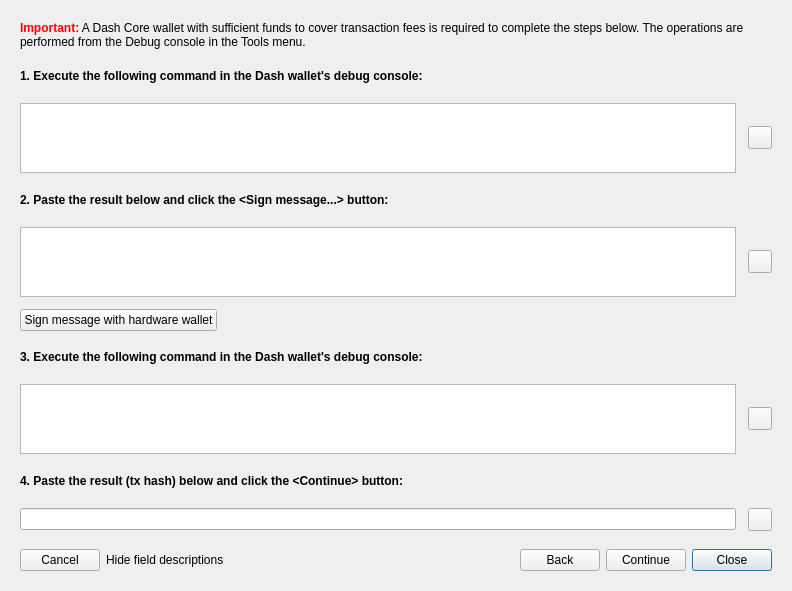
This is src/ui/ui_reg_masternode_dlg.ui in Bertrand256/dash-masternode-tool as Qt 5 draws it before an edit. The edited form follows.
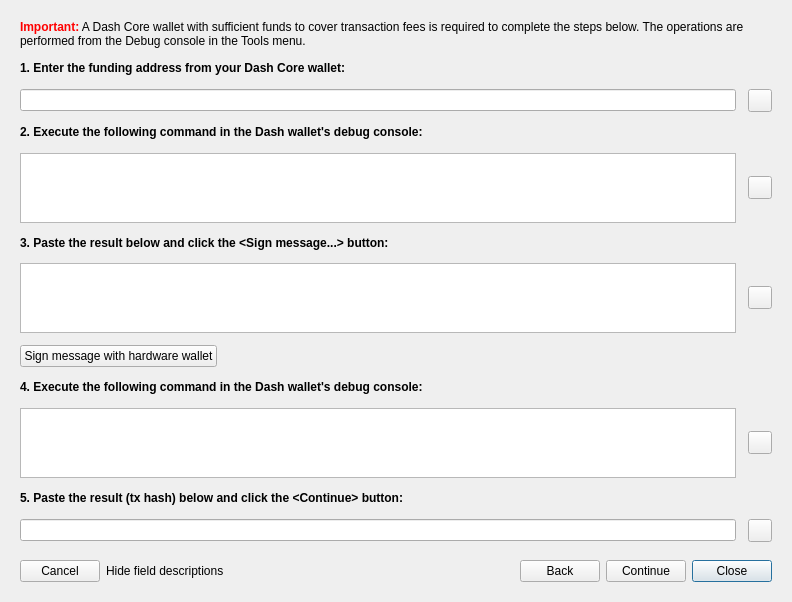
This is the edited form. The open tabs and pages were chosen to show the change.

Commit message: DIP-3 MN migration wizard: support for the funding address parameter in 'protx register_prepare' in the manual scenario. Changed the 'get status' feature to read the mn status from a protx transaction when node is PoSe banned. DIP-3 MN migration wizard: fixed issues with the copy/paste buttons in the "manual" scenario.

```diff
--- a/src/ui/ui_reg_masternode_dlg.ui
+++ b/src/ui/ui_reg_masternode_dlg.ui
@@ -790,10 +790,38 @@
          </property>
         </widget>
        </item>
+       <item>
+        <widget class="QLabel" name="label_12">
+         <property name="text">
+          <string>&lt;b&gt;1. Enter the funding address from your Dash Core wallet:&lt;/b&gt;</string>
+         </property>
+        </widget>
+       </item>
+       <item>
+        <layout class="QHBoxLayout" name="horizontalLayout_4">
+         <item>
+          <widget class="QLineEdit" name="edtManualFundingAddress">
+           <property name="toolTip">
+            <string>&lt;html&gt;&lt;head/&gt;&lt;body&gt;&lt;p&gt;Enter the address from your Dash Core wallet that has sufficient funds to cover transaction fees.&lt;br&gt;&lt;br&gt;You can check the balances of individual addresses by entering the following command in the debug console: &lt;code&gt;listaddressbalances&lt;/code&gt;.&lt;/p&gt;&lt;/body&gt;&lt;/html&gt;</string>
+           </property>
+          </widget>
+         </item>
+         <item>
+          <widget class="QToolButton" name="btnManualFundingAddressPaste">
+           <property name="toolTip">
+            <string>Paste text from clipboard</string>
+           </property>
+           <property name="text">
+            <string/>
+           </property>
+          </widget>
+         </item>
+        </layout>
+       </item>
        <item>
         <widget class="QLabel" name="label_13">
          <property name="text">
-          <string>&lt;b&gt;1. Execute the following command in the Dash wallet's debug console:&lt;/b&gt;</string>
+          <string>&lt;b&gt;2. Execute the following command in the Dash wallet's debug console:&lt;/b&gt;</string>
          </property>
         </widget>
        </item>
@@ -836,7 +864,7 @@
        <item>
         <widget class="QLabel" name="label_14">
          <property name="text">
-          <string>&lt;b&gt;2. Paste the result below and click the &amp;lt;Sign message...&amp;gt; button:&lt;/b&gt;</string>
+          <string>&lt;b&gt;3. Paste the result below and click the &amp;lt;Sign message...&amp;gt; button:&lt;/b&gt;</string>
          </property>
         </widget>
        </item>
@@ -897,7 +925,7 @@
        <item>
         <widget class="QLabel" name="label_17">
          <property name="text">
-          <string>&lt;b&gt;3. Execute the following command in the Dash wallet's debug console:&lt;/b&gt;</string>
+          <string>&lt;b&gt;4. Execute the following command in the Dash wallet's debug console:&lt;/b&gt;</string>
          </property>
         </widget>
        </item>
@@ -934,7 +962,7 @@
        <item>
         <widget class="QLabel" name="label_11">
          <property name="text">
-          <string>&lt;b&gt;4. Paste the result (tx hash) below and click the &amp;lt;Continue&amp;gt; button:&lt;/b&gt;</string>
+          <string>&lt;b&gt;5. Paste the result (tx hash) below and click the &amp;lt;Continue&amp;gt; button:&lt;/b&gt;</string>
          </property>
         </widget>
        </item>
```
Left out of the diff: 50 changed lines with no effect on the pictures. The commit also changes 3 other files.
